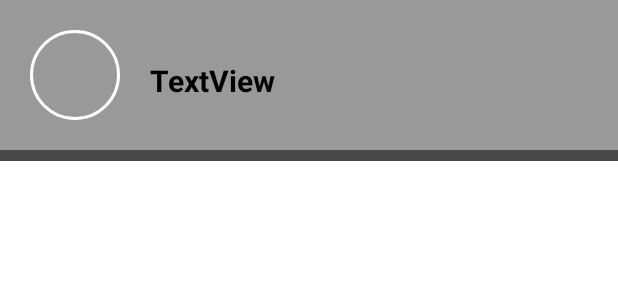
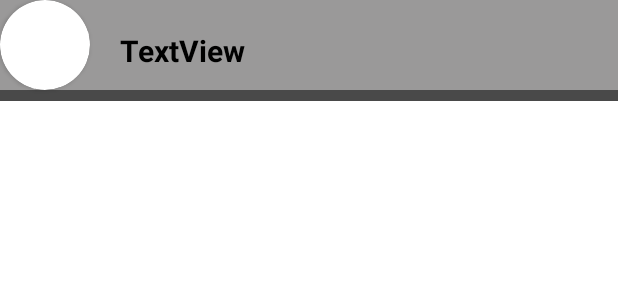
Before and after one commit to SlaydeSequeira/CollegeSocialMediaApp, an Android app: the layout user_item.xml on its own in the app's theme, with its tools: preview values and no code run, on a phone screen of 412 x 824 dp. Shown: the top 300 px of the screen. Run offline under Robolectric (Android 15) with nearby library versions, the phone set to English and light mode, and no system bars.

Commit message:
version 13

```diff
--- a/app/src/main/res/layout/user_item.xml
+++ b/app/src/main/res/layout/user_item.xml
@@ -11,23 +11,30 @@
     <RelativeLayout
         android:layout_width="match_parent"
         android:layout_height="7dp"
-        android:layout_below="@+id/imageView"
+        android:layout_below="@+id/imageView1"
         android:background="#494949" />
 
     <TextView
         android:id="@+id/textView30"
         android:layout_width="wrap_content"
         android:layout_height="wrap_content"
-        android:layout_marginTop="40dp"
-        android:layout_toRightOf="@+id/imageView"
+        android:layout_toRightOf="@+id/imageView1"
         android:background="#9a9999"
         android:text="TextView"
         android:textColor="@color/black"
         android:textSize="20dp"
         android:textStyle="bold"
-        app:layout_constraintStart_toEndOf="@+id/imageView"
-        app:layout_constraintTop_toTopOf="parent" />
+        app:layout_constraintStart_toEndOf="@+id/imageView1"
+        android:layout_centerVertical="true"
+        android:layout_margin="20dp"
+  />
 
+    <androidx.cardview.widget.CardView
+        android:layout_width="60dp"
+        android:layout_height="60dp"
+        app:cardCornerRadius="30dp"
+        android:id="@+id/imageView1"
+        >
     <ImageView
         android:id="@+id/imageView"
         android:layout_width="60dp"
@@ -41,6 +48,7 @@
     app:layout_constraintStart_toStartOf="parent"
     app:layout_constraintTop_toTopOf="parent"
     />
+  </androidx.cardview.widget.CardView>
 
 
     <ImageView
```
